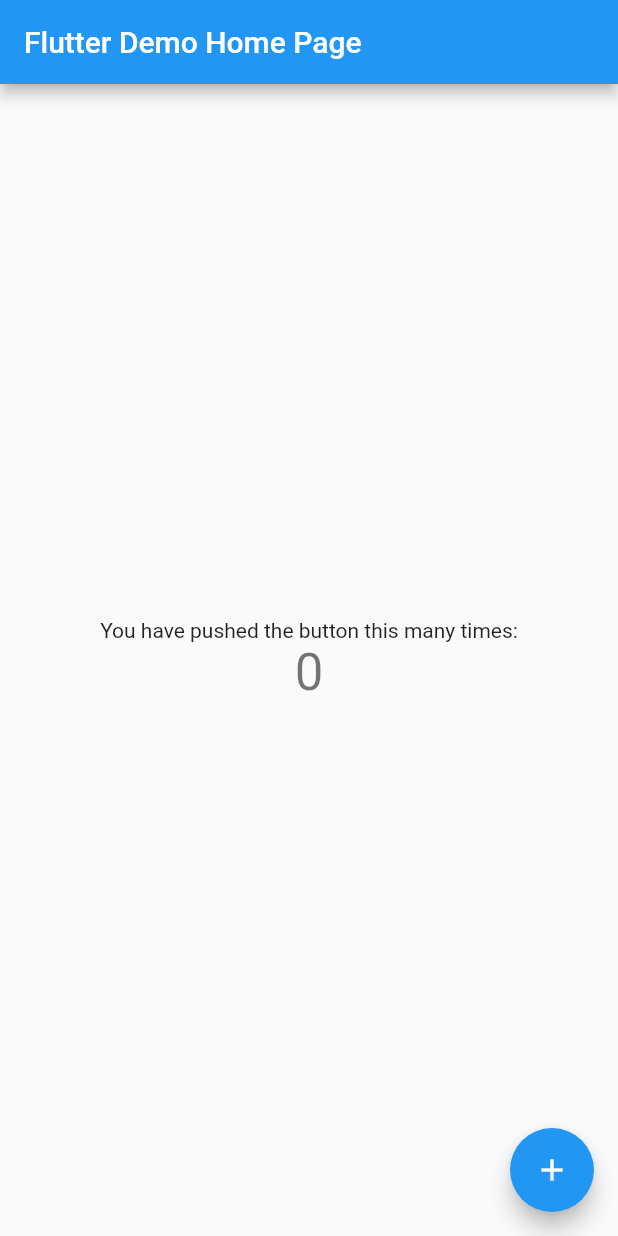
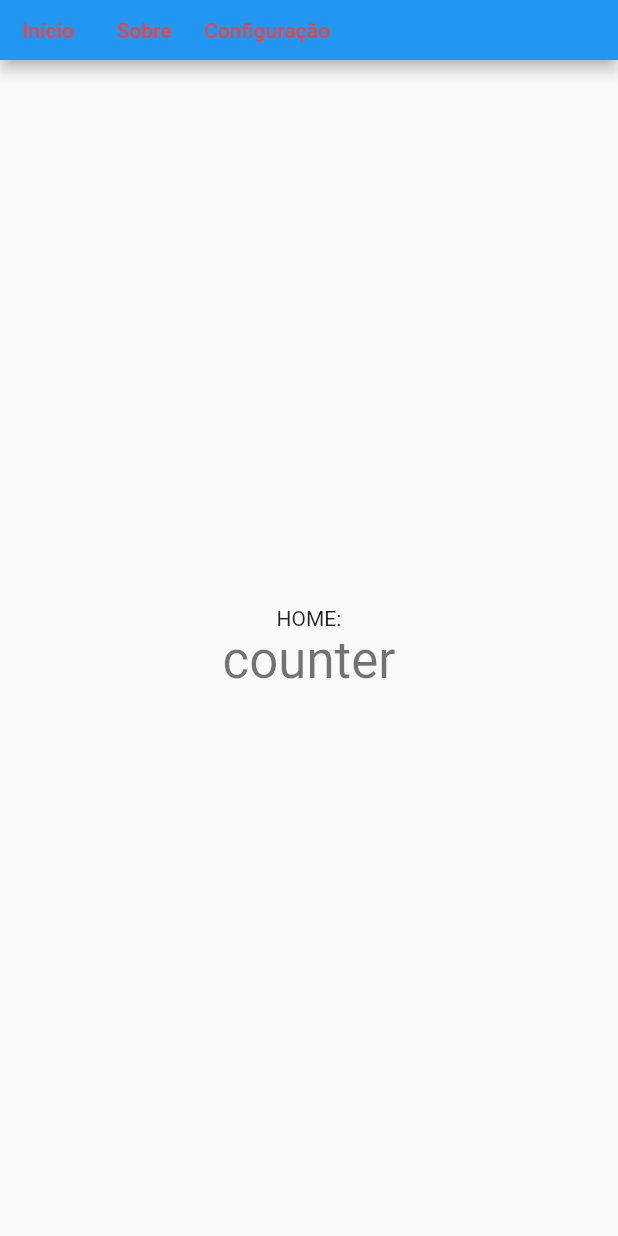
Before and after one commit to danielps99/financeiro_flutter, a Flutter app: the screen it shows after launch, on a phone screen of 412 x 824 dp. Run offline on Flutter 3.47's test engine with Material 2 defaults, Android fonts, the phone set to English and light mode, and no system bars.

Commit message:
Criar paginas; separar widget App do main; criar rotas iniciais

```diff
--- /dev/null
+++ b/lib/app.dart
@@ -0,0 +1,26 @@
+import 'package:financeiro_flutter/pages/configuracao_page.dart';
+import 'package:financeiro_flutter/pages/home_page.dart';
+import 'package:financeiro_flutter/pages/sobre_page.dart';
+import 'package:flutter/material.dart';
+
+class App extends StatelessWidget {
+  const App({Key? key}) : super(key: key);
+
+  @override
+  Widget build(BuildContext context) {
+    return MaterialApp(
+      debugShowCheckedModeBanner: false,
+      title: 'Flutter Demo',
+      theme: ThemeData(
+        // appBarTheme: new AppBarTheme(color: Colors.grey[50]),
+        primarySwatch: Colors.blue,
+      ),
+      initialRoute: '/',
+      routes: {
+        '/': (context) => const HomePage(),
+        '/sobre': (context) => const SobrePage(),
+        '/configuracao': (context) => const ConfiguracaoPage(),
+      },
+    );
+  }
+}
--- a/lib/main.dart
+++ b/lib/main.dart
@@ -1,115 +1,6 @@
 import 'package:flutter/material.dart';
+import 'package:financeiro_flutter/app.dart';
 
 void main() {
-  runApp(const MyApp());
+  runApp(const App());
 }
-
-class MyApp extends StatelessWidget {
-  const MyApp({Key? key}) : super(key: key);
-
-  // This widget is the root of your application.
-  @override
-  Widget build(BuildContext context) {
-    return MaterialApp(
-      title: 'Flutter Demo',
-      theme: ThemeData(
-        // This is the theme of your application.
-        //
-        // Try running your application with "flutter run". You'll see the
-        // application has a blue toolbar. Then, without quitting the app, try
-        // changing the primarySwatch below to Colors.green and then invoke
-        // "hot reload" (press "r" in the console where you ran "flutter run",
-        // or simply save your changes to "hot reload" in a Flutter IDE).
-        // Notice that the counter didn't reset back to zero; the application
-        // is not restarted.
-        primarySwatch: Colors.blue,
-      ),
-      home: const MyHomePage(title: 'Flutter Demo Home Page'),
-    );
-  }
-}
-
-class MyHomePage extends StatefulWidget {
-  const MyHomePage({Key? key, required this.title}) : super(key: key);
-
-  // This widget is the home page of your application. It is stateful, meaning
-  // that it has a State object (defined below) that contains fields that affect
-  // how it looks.
-
-  // This class is the configuration for the state. It holds the values (in this
-  // case the title) provided by the parent (in this case the App widget) and
-  // used by the build method of the State. Fields in a Widget subclass are
-  // always marked "final".
-
-  final String title;
-
-  @override
-  State<MyHomePage> createState() => _MyHomePageState();
-}
-
-class _MyHomePageState extends State<MyHomePage> {
-  int _counter = 0;
-
-  void _incrementCounter() {
-    setState(() {
-      // This call to setState tells the Flutter framework that something has
-      // changed in this State, which causes it to rerun the build method below
-      // so that the display can reflect the updated values. If we changed
-      // _counter without calling setState(), then the build method would not be
-      // called again, and so nothing would appear to happen.
-      _counter++;
-    });
-  }
-
-  @override
-  Widget build(BuildContext context) {
-    // This method is rerun every time setState is called, for instance as done
-    // by the _incrementCounter method above.
-    //
-    // The Flutter framework has been optimized to make rerunning build methods
-    // fast, so that you can just rebuild anything that needs updating rather
-    // than having to individually change instances of widgets.
-    return Scaffold(
-      appBar: AppBar(
-        // Here we take the value from the MyHomePage object that was created by
-        // the App.build method, and use it to set our appbar title.
-        title: Text(widget.title),
-      ),
-      body: Center(
-        // Center is a layout widget. It takes a single child and positions it
-        // in the middle of the parent.
-        child: Column(
-          // Column is also a layout widget. It takes a list of children and
-          // arranges them vertically. By default, it sizes itself to fit its
-          // children horizontally, and tries to be as tall as its parent.
-          //
-          // Invoke "debug painting" (press "p" in the console, choose the
-          // "Toggle Debug Paint" action from the Flutter Inspector in Android
-          // Studio, or the "Toggle Debug Paint" command in Visual Studio Code)
-          // to see the wireframe for each widget.
-          //
-          // Column has various properties to control how it sizes itself and
-          // how it positions its children. Here we use mainAxisAlignment to
-          // center the children vertically; the main axis here is the vertical
-          // axis because Columns are vertical (the cross axis would be
-          // horizontal).
-          mainAxisAlignment: MainAxisAlignment.center,
-          children: <Widget>[
-            const Text(
-              'You have pushed the button this many times:',
-            ),
-            Text(
-              '$_counter',
-              style: Theme.of(context).textTheme.headline4,
-            ),
-          ],
-        ),
-      ),
-      floatingActionButton: FloatingActionButton(
-        onPressed: _incrementCounter,
-        tooltip: 'Increment',
-        child: const Icon(Icons.add),
-      ), // This trailing comma makes auto-formatting nicer for build methods.
-    );
-  }
-}
--- /dev/null
+++ b/lib/pages/home_page.dart
@@ -0,0 +1,33 @@
+import 'package:financeiro_flutter/widget/appbar_principal.dart';
+import 'package:flutter/material.dart';
+
+class HomePage extends StatefulWidget {
+  const HomePage({Key? key}) : super(key: key);
+
+  @override
+  State<HomePage> createState() => _HomePageState();
+}
+
+class _HomePageState extends State<HomePage> {
+
+  @override
+  Widget build(BuildContext context) {
+    return Scaffold(
+      appBar:  const AppbarPrincipal(),
+      body: Center(
+        child: Column(
+          mainAxisAlignment: MainAxisAlignment.center,
+          children: <Widget>[
+            const Text(
+              'HOME:',
+            ),
+            Text(
+              'counter',
+              style: Theme.of(context).textTheme.headline4,
+            ),
+          ],
+        ),
+      ),
+    );
+  }
+}
--- /dev/null
+++ b/lib/widget/appbar_principal.dart
@@ -0,0 +1,44 @@
+import 'package:flutter/material.dart';
+import 'package:flutter/rendering.dart';
+import 'package:flutter/widgets.dart';
+
+class AppbarPrincipal extends StatelessWidget implements PreferredSizeWidget {
+  const AppbarPrincipal({Key? key}) : super(key: key);
+
+  @override
+  Widget build(BuildContext context) {
+    return AppBar(
+        leadingWidth: 250,
+        leading: Row(
+          children: [
+            TextButton(
+              style: TextButton.styleFrom(
+                  primary: Colors.red, alignment: Alignment.center),
+              onPressed: () {
+                Navigator.pushNamed(context, '/');
+              },
+              child: const Text('Início'),
+            ),
+            TextButton(
+              style: TextButton.styleFrom(
+                  primary: Colors.red, alignment: Alignment.center),
+              onPressed: () {
+                Navigator.pushNamed(context, '/sobre');
+              },
+              child: const Text('Sobre'),
+            ),
+            TextButton(
+              style: TextButton.styleFrom(
+                  primary: Colors.red, alignment: Alignment.center),
+              onPressed: () {
+                Navigator.pushNamed(context, '/configuracao');
+              },
+              child: const Text('Configuração'),
+            )
+          ],
+        ));
+  }
+
+  @override
+  Size get preferredSize => const Size.fromHeight(40);
+}
```
Also changed, not shown: lib/pages/configuracao_page.dart (added, +25 -0 lines), lib/pages/pagar_page.dart (added, +25 -0 lines), lib/pages/sobre_page.dart (added, +25 -0 lines), 1 other file.
